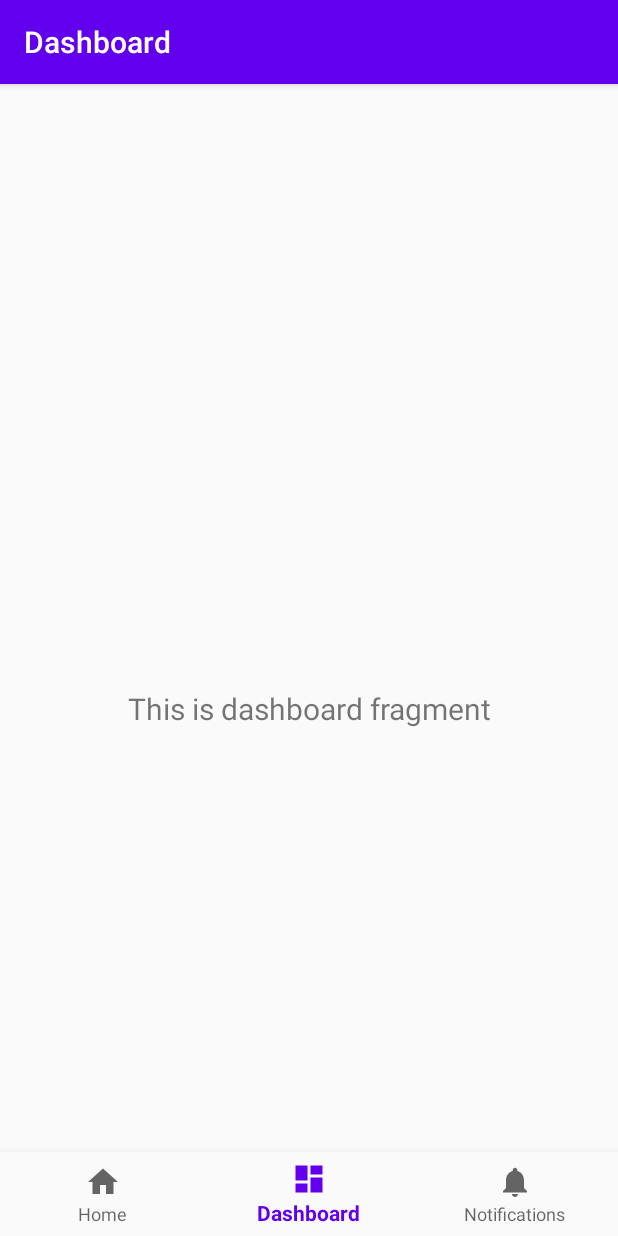
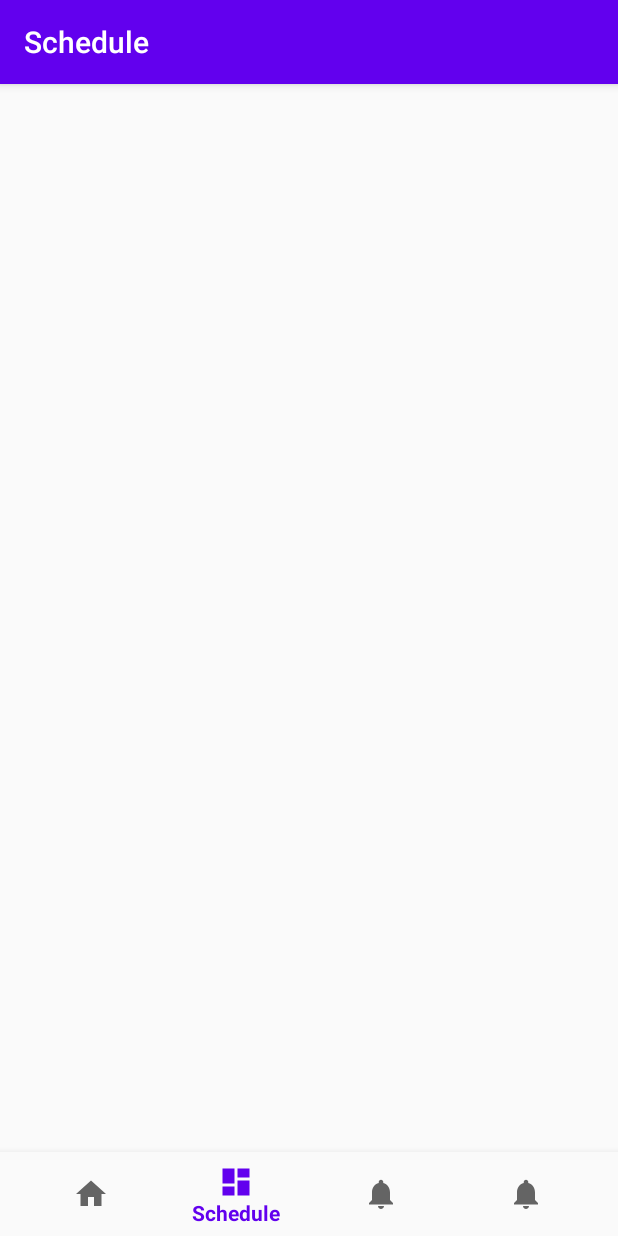
Before and after one commit to muklasr/AMEJA, an Android app: the screen it shows after launch (MainActivity), item 2 of the bottom bar chosen, on a phone screen of 412 x 824 dp. Run offline under Robolectric (Android 15) with nearby library versions, the phone set to English and light mode, and no system bars; our stand-ins replace navigation-ui; 2 statements that could not run were skipped.

Commit message:
change bottomnav

```diff
--- a/app/build.gradle
+++ b/app/build.gradle
@@ -32,6 +32,7 @@ dependencies {
     implementation 'androidx.navigation:navigation-fragment:2.2.1'
     implementation 'androidx.navigation:navigation-ui:2.2.1'
     implementation 'androidx.lifecycle:lifecycle-extensions:2.2.0'
+    implementation 'androidx.legacy:legacy-support-v4:1.0.0'
     testImplementation 'junit:junit:4.12'
     androidTestImplementation 'androidx.test.ext:junit:1.1.1'
     androidTestImplementation 'androidx.test.espresso:espresso-core:3.2.0'
--- a/app/src/main/java/com/papb2/ameja/MainActivity.java
+++ b/app/src/main/java/com/papb2/ameja/MainActivity.java
@@ -20,7 +20,7 @@ public class MainActivity extends AppCompatActivity {
         // Passing each menu ID as a set of Ids because each
         // menu should be considered as top level destinations.
         AppBarConfiguration appBarConfiguration = new AppBarConfiguration.Builder(
-                R.id.navigation_home, R.id.navigation_dashboard, R.id.navigation_notifications)
+                R.id.navigation_home, R.id.navigation_schedule, R.id.navigation_acheivement, R.id.navigation_article)
                 .build();
         NavController navController = Navigation.findNavController(this, R.id.nav_host_fragment);
         NavigationUI.setupActionBarWithNavController(this, navController, appBarConfiguration);
--- a/app/src/main/java/com/papb2/ameja/ui/home/HomeFragment.java
+++ b/app/src/main/java/com/papb2/ameja/ui/HomeFragment.java
@@ -1,4 +1,4 @@
-package com.papb2.ameja.ui.home;
+package com.papb2.ameja.ui;
 
 import android.os.Bundle;
 import android.view.LayoutInflater;
@@ -13,6 +13,7 @@ import androidx.lifecycle.Observer;
 import androidx.lifecycle.ViewModelProviders;
 
 import com.papb2.ameja.R;
+import com.papb2.ameja.ui.home.HomeViewModel;
 
 public class HomeFragment extends Fragment {
 
--- /dev/null
+++ b/app/src/main/java/com/papb2/ameja/ui/ScheduleFragment.java
@@ -0,0 +1,20 @@
+package com.papb2.ameja.ui;
+
+import android.os.Bundle;
+import android.view.LayoutInflater;
+import android.view.View;
+import android.view.ViewGroup;
+
+import androidx.annotation.NonNull;
+import androidx.fragment.app.Fragment;
+
+import com.papb2.ameja.R;
+
+public class ScheduleFragment extends Fragment {
+
+    public View onCreateView(@NonNull LayoutInflater inflater,
+                             ViewGroup container, Bundle savedInstanceState) {
+        View root = inflater.inflate(R.layout.fragment_schedule, container, false);
+        return root;
+    }
+}
--- a/app/src/main/java/com/papb2/ameja/ui/dashboard/DashboardFragment.java
+++ /dev/null
@@ -1,35 +0,0 @@
-package com.papb2.ameja.ui.dashboard;
-
-import android.os.Bundle;
-import android.view.LayoutInflater;
-import android.view.View;
-import android.view.ViewGroup;
-import android.widget.TextView;
-
-import androidx.annotation.NonNull;
-import androidx.annotation.Nullable;
-import androidx.fragment.app.Fragment;
-import androidx.lifecycle.Observer;
-import androidx.lifecycle.ViewModelProviders;
-
-import com.papb2.ameja.R;
-
-public class DashboardFragment extends Fragment {
-
-    private DashboardViewModel dashboardViewModel;
-
-    public View onCreateView(@NonNull LayoutInflater inflater,
-                             ViewGroup container, Bundle savedInstanceState) {
-        dashboardViewModel =
-                ViewModelProviders.of(this).get(DashboardViewModel.class);
-        View root = inflater.inflate(R.layout.fragment_dashboard, container, false);
-        final TextView textView = root.findViewById(R.id.text_dashboard);
-        dashboardViewModel.getText().observe(getViewLifecycleOwner(), new Observer<String>() {
-            @Override
-            public void onChanged(@Nullable String s) {
-                textView.setText(s);
-            }
-        });
-        return root;
-    }
-}
--- a/app/src/main/java/com/papb2/ameja/ui/dashboard/DashboardViewModel.java
+++ /dev/null
@@ -1,19 +0,0 @@
-package com.papb2.ameja.ui.dashboard;
-
-import androidx.lifecycle.LiveData;
-import androidx.lifecycle.MutableLiveData;
-import androidx.lifecycle.ViewModel;
-
-public class DashboardViewModel extends ViewModel {
-
-    private MutableLiveData<String> mText;
-
-    public DashboardViewModel() {
-        mText = new MutableLiveData<>();
-        mText.setValue("This is dashboard fragment");
-    }
-
-    public LiveData<String> getText() {
-        return mText;
-    }
-}
--- a/app/src/main/java/com/papb2/ameja/ui/home/HomeViewModel.java
+++ /dev/null
@@ -1,19 +0,0 @@
-package com.papb2.ameja.ui.home;
-
-import androidx.lifecycle.LiveData;
-import androidx.lifecycle.MutableLiveData;
-import androidx.lifecycle.ViewModel;
-
-public class HomeViewModel extends ViewModel {
-
-    private MutableLiveData<String> mText;
-
-    public HomeViewModel() {
-        mText = new MutableLiveData<>();
-        mText.setValue("This is home fragment");
-    }
-
-    public LiveData<String> getText() {
-        return mText;
-    }
-}
--- a/app/src/main/res/layout/fragment_notifications.xml
+++ b/app/src/main/res/layout/fragment_acheivement.xml
@@ -4,7 +4,7 @@
     xmlns:tools="http://schemas.android.com/tools"
     android:layout_width="match_parent"
     android:layout_height="match_parent"
-    tools:context=".ui.notifications.NotificationsFragment">
+    tools:context=".ui.AcheivementFragment">
 
     <TextView
         android:id="@+id/text_notifications"
--- a/app/src/main/res/layout/fragment_home.xml
+++ b/app/src/main/res/layout/fragment_home.xml
@@ -4,7 +4,7 @@
     xmlns:tools="http://schemas.android.com/tools"
     android:layout_width="match_parent"
     android:layout_height="match_parent"
-    tools:context=".ui.home.HomeFragment">
+    tools:context=".ui.HomeFragment">
 
     <TextView
         android:id="@+id/text_home"
--- a/app/src/main/res/layout/fragment_dashboard.xml
+++ b/app/src/main/res/layout/fragment_schedule.xml
@@ -4,7 +4,7 @@
     xmlns:tools="http://schemas.android.com/tools"
     android:layout_width="match_parent"
     android:layout_height="match_parent"
-    tools:context=".ui.dashboard.DashboardFragment">
+    tools:context=".ui.ScheduleFragment">
 
     <TextView
         android:id="@+id/text_dashboard"
--- a/app/src/main/res/menu/bottom_nav_menu.xml
+++ b/app/src/main/res/menu/bottom_nav_menu.xml
@@ -7,13 +7,18 @@
         android:title="@string/title_home" />
 
     <item
-        android:id="@+id/navigation_dashboard"
+        android:id="@+id/navigation_schedule"
         android:icon="@drawable/ic_dashboard_black_24dp"
-        android:title="@string/title_dashboard" />
+        android:title="@string/title_schedule" />
 
     <item
-        android:id="@+id/navigation_notifications"
+        android:id="@+id/navigation_acheivement"
         android:icon="@drawable/ic_notifications_black_24dp"
-        android:title="@string/title_notifications" />
+        android:title="@string/title_acheivement" />
+
+    <item
+        android:id="@+id/navigation_article"
+        android:icon="@drawable/ic_notifications_black_24dp"
+        android:title="@string/title_article" />
 
 </menu>
--- a/app/src/main/res/navigation/mobile_navigation.xml
+++ b/app/src/main/res/navigation/mobile_navigation.xml
@@ -7,19 +7,25 @@
 
     <fragment
         android:id="@+id/navigation_home"
-        android:name="com.papb2.ameja.ui.home.HomeFragment"
+        android:name="com.papb2.ameja.ui.HomeFragment"
         android:label="@string/title_home"
         tools:layout="@layout/fragment_home" />
 
     <fragment
-        android:id="@+id/navigation_dashboard"
-        android:name="com.papb2.ameja.ui.dashboard.DashboardFragment"
-        android:label="@string/title_dashboard"
-        tools:layout="@layout/fragment_dashboard" />
+        android:id="@+id/navigation_schedule"
+        android:name="com.papb2.ameja.ui.ScheduleFragment"
+        android:label="@string/title_schedule"
+        tools:layout="@layout/fragment_schedule" />
 
     <fragment
-        android:id="@+id/navigation_notifications"
-        android:name="com.papb2.ameja.ui.notifications.NotificationsFragment"
-        android:label="@string/title_notifications"
-        tools:layout="@layout/fragment_notifications" />
+        android:id="@+id/navigation_acheivement"
+        android:name="com.papb2.ameja.ui.AcheivementFragment"
+        android:label="@string/title_acheivement"
+        tools:layout="@layout/fragment_acheivement" />
+
+    <fragment
+        android:id="@+id/navigation_article"
+        android:name="com.papb2.ameja.ui.ArticleFragment"
+        android:label="@string/title_article"
+        tools:layout="@layout/fragment_article" />
 </navigation>
--- a/app/src/main/res/values/strings.xml
+++ b/app/src/main/res/values/strings.xml
@@ -1,6 +1,10 @@
 <resources>
     <string name="app_name">AMEJA</string>
     <string name="title_home">Home</string>
-    <string name="title_dashboard">Dashboard</string>
-    <string name="title_notifications">Notifications</string>
+    <string name="title_schedule">Schedule</string>
+    <string name="title_acheivement">Acheivement</string>
+    <string name="title_article">Article</string>
+
+    <!-- TODO: Remove or change this placeholder text -->
+    <string name="hello_blank_fragment">Hello blank fragment</string>
 </resources>
```
Also changed, not shown: app/src/main/java/com/papb2/ameja/ui/AcheivementFragment.java (added, +20 -0 lines), app/src/main/java/com/papb2/ameja/ui/ArticleFragment.java (added, +21 -0 lines), app/src/main/java/com/papb2/ameja/ui/notifications/NotificationsFragment.java (deleted, +0 -35 lines), app/src/main/java/com/papb2/ameja/ui/notifications/NotificationsViewModel.java (deleted, +0 -19 lines), app/src/main/res/layout/fragment_article.xml (added, +14 -0 lines).
